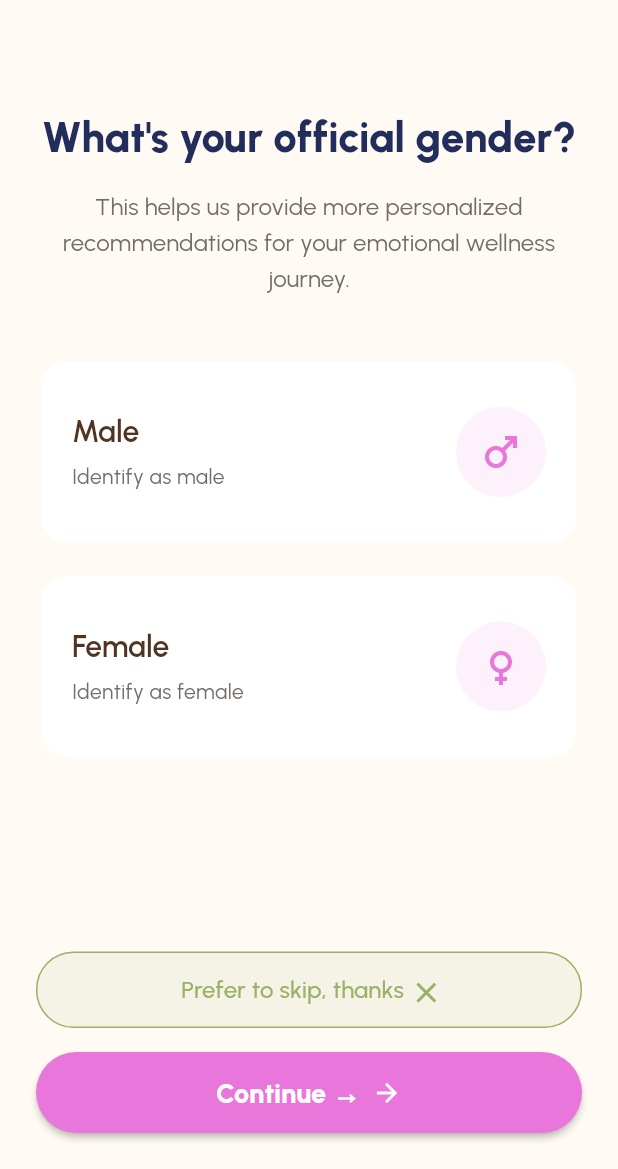
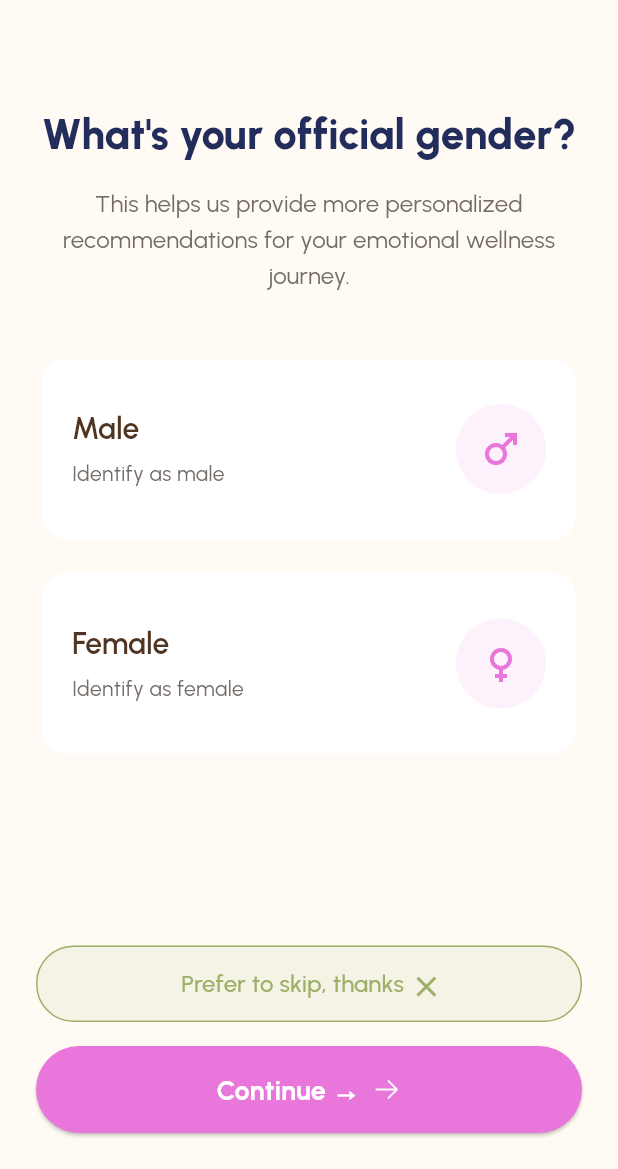
Before and after one commit to Alwil17/auralys, a Flutter app: the AssessmentScreen screen opened by its route, on a phone screen of 412 x 824 dp, the part 67-1236 px from its top. Run offline on Flutter 3.47's test engine with Material 3 defaults, Android fonts, the phone set to English and light mode, and no system bars; our stand-ins replace flutter_easyloading, go_router, phosphor_flutter, shared_preferences; accounts and stored records are empty.

Commit message:
feat: Enhance PrimaryButton with Phosphor Icons and AppTheme
Refactors the `PrimaryButton` widget to:
- Utilize `PhosphorIconsRegular.arrowRight` for the button icon, replacing the default `Icons.arrow_forward`.
- Apply text styling from `AppTheme.textLgExtraBold` for a consistent look and feel.
- Remove explicit styling for `backgroundColor`, `foregroundColor`, `padding`, `shape`, and `elevation`, relying on the `ElevatedButton`'s default theme or global theme overrides.

```diff
--- a/lib/features/auth/widgets/primary_button.dart
+++ b/lib/features/auth/widgets/primary_button.dart
@@ -1,4 +1,6 @@
+import 'package:auralys/core/theme/app_theme.dart';
 import 'package:flutter/material.dart';
+import 'package:phosphor_flutter/phosphor_flutter.dart';
 
 class PrimaryButton extends StatelessWidget {
   final String text;
@@ -14,40 +16,17 @@ class PrimaryButton extends StatelessWidget {
 
   @override
   Widget build(BuildContext context) {
-    final theme = Theme.of(context);
 
     return Container(
       margin: margin,
       child: ElevatedButton(
         onPressed: onPressed,
-        style: ElevatedButton.styleFrom(
-          backgroundColor: theme.colorScheme.primary, // Purple du thème
-          foregroundColor: Colors.white,
-          padding: const EdgeInsets.symmetric(
-            vertical: 14,
-            horizontal: 32,
-          ),
-          shape: RoundedRectangleBorder(
-            borderRadius: BorderRadius.circular(28),
-          ),
-          elevation: 2,
-        ),
         child: Row(
           mainAxisAlignment: MainAxisAlignment.center,
           children: [
-            Text(
-              text,
-              style: const TextStyle(
-                fontSize: 18,
-                fontWeight: FontWeight.w800,
-              ),
-            ),
+            Text(text, style: AppTheme.textLgExtraBold),
             const SizedBox(width: 8),
-            const Icon(
-              Icons.arrow_forward,
-              size: 20,
-              color: Colors.white,
-            ),
+            PhosphorIcon(PhosphorIconsRegular.arrowRight, size: 20),
           ],
         ),
       ),
```
